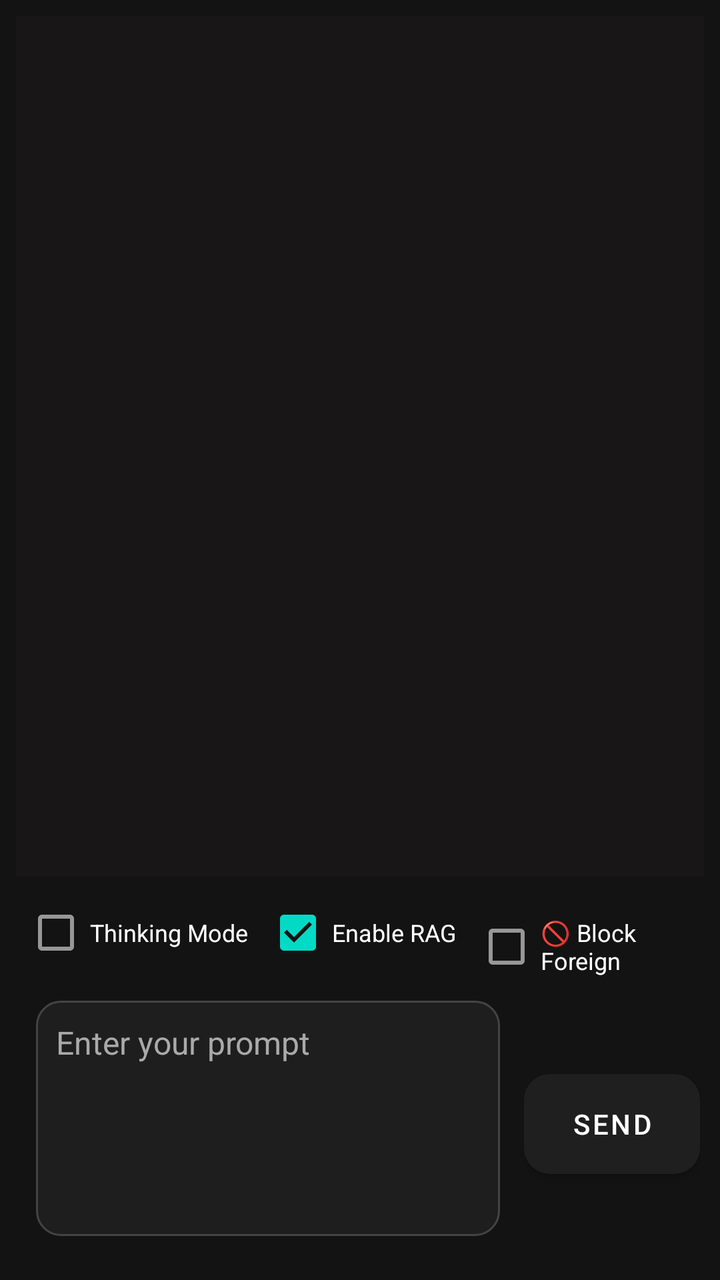
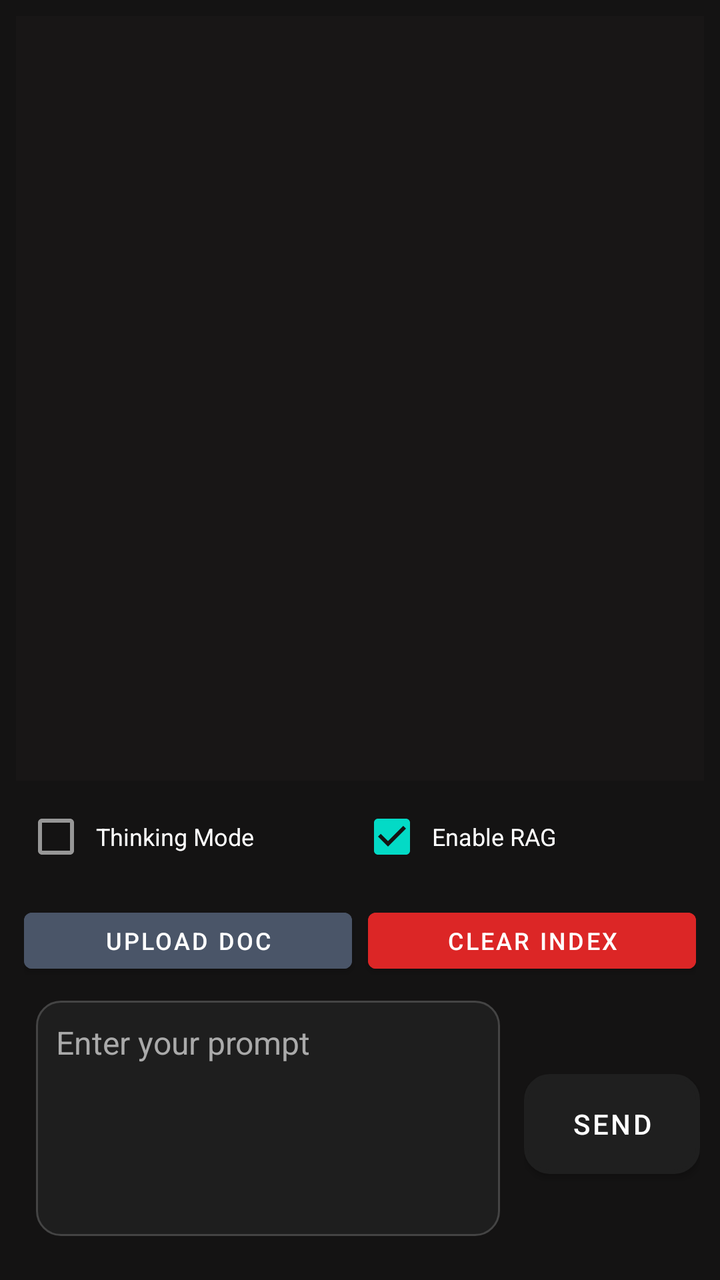

Two renders of the same Android screen: before a commit and after it. Below are the layout's source before the change and the commit's diff.
<!-- AndroidManifest.xml: activity theme Theme.local_llm -->
<!-- res/layout/activity_main.xml -->
<?xml version="1.0" encoding="utf-8"?>
<androidx.constraintlayout.widget.ConstraintLayout
    xmlns:android="http://schemas.android.com/apk/res/android"
    xmlns:app="http://schemas.android.com/apk/res-auto"
    xmlns:tools="http://schemas.android.com/tools"
    android:layout_width="match_parent"
    android:layout_height="match_parent"
    android:background="@color/app_background"
    android:fitsSystemWindows="true"
    android:padding="8dp"
    tools:context=".MainActivity">

    
    <FrameLayout
        android:id="@+id/chatFrame"
        android:layout_width="0dp"
        android:layout_height="0dp"
        app:layout_constraintTop_toTopOf="parent"
        app:layout_constraintBottom_toTopOf="@id/ragControlsRow"
        android:background="@color/frame_layout_background"
        app:layout_constraintStart_toStartOf="parent"
        app:layout_constraintEnd_toEndOf="parent">

        <androidx.recyclerview.widget.RecyclerView
            android:id="@+id/chatRecyclerView"
            android:layout_width="match_parent"
            android:layout_height="match_parent"
            android:clipToPadding="false"
            android:layout_marginStart="10dp"
            android:padding="8dp" />


    </FrameLayout>

    
    <LinearLayout
        android:id="@+id/ragControlsRow"
        android:layout_width="0dp"
        android:layout_height="wrap_content"
        android:orientation="horizontal"
        android:padding="4dp"
        app:layout_constraintTop_toBottomOf="@id/chatFrame"
        app:layout_constraintStart_toStartOf="parent"
        app:layout_constraintEnd_toEndOf="parent">

        
        <CheckBox
            android:id="@+id/thinkingToggle"
            android:layout_width="wrap_content"
            android:layout_height="wrap_content"
            android:text="Thinking Mode"
            android:textSize="12sp"
            android:padding="1dp"
            android:textColor="#FFFFFF"
            android:visibility="visible"
            android:checked="false"
            android:layout_marginEnd="8dp" />

        
        <CheckBox
            android:id="@+id/ragToggle"
            android:layout_width="wrap_content"
            android:layout_height="wrap_content"
            android:text="Enable RAG"
            android:textSize="12sp"
            android:padding="1dp"
            android:textColor="#FFFFFF"
            android:checked="true"
            android:layout_marginEnd="8dp" />

        
        <CheckBox
            android:id="@+id/languageBlockToggle"
            android:layout_width="wrap_content"
            android:layout_height="wrap_content"
            android:text="🚫 Block Foreign"
            android:textSize="12sp"
            android:padding="1dp"
            android:textColor="#FFFFFF"
            android:checked="false"
            android:layout_marginEnd="8dp" />

        
        <Button
            android:id="@+id/uploadButton"
            android:layout_width="wrap_content"
            android:layout_height="36dp"
            android:text="Upload Doc"
            android:textSize="11sp"
            android:minWidth="80dp"
            android:paddingHorizontal="8dp"
            android:backgroundTint="#4A5568"
            android:textColor="#FFFFFF"
            android:layout_marginEnd="8dp" />

        
        <Button
            android:id="@+id/clearIndexButton"
            android:layout_width="wrap_content"
            android:layout_height="36dp"
            android:text="Clear Index"
            android:textSize="11sp"
            android:minWidth="80dp"
            android:paddingHorizontal="8dp"
            android:backgroundTint="#DC2626"
            android:textColor="#FFFFFF" />

    </LinearLayout>

    
    <LinearLayout
        android:id="@+id/inputRow"
        android:layout_width="0dp"
        android:layout_height="wrap_content"
        android:orientation="horizontal"
        android:layout_marginTop="2dp"
        android:layout_marginBottom="4dp"
        app:layout_constraintTop_toBottomOf="@id/ragControlsRow"
        app:layout_constraintStart_toStartOf="parent"
        app:layout_constraintEnd_toEndOf="parent"
        app:layout_constraintBottom_toBottomOf="parent">

        <EditText
            android:id="@+id/userInput"
            android:layout_width="0dp"
            android:layout_height="wrap_content"
            android:layout_weight="1"
            android:background="@drawable/rounded_edittext"
            android:gravity="top|start"

            android:hint="Enter your prompt"
            android:textColorHint="#AAAAAA"
            android:imeOptions="actionSend"
            android:inputType="textMultiLine"
            android:maxLines="10"
            android:minLines="5"
            android:padding="10dp"
            android:layout_marginTop="4dp"
            android:layout_marginBottom="10dp"
            android:textColor="#FFFFFF"
            android:layout_marginStart="10dp"
            android:textSize="16sp" />



        <FrameLayout
            android:id="@+id/sendStopSwitcher"
            android:layout_width="wrap_content"
            android:layout_height="match_parent"
            android:layout_marginStart="10dp"
            android:padding="2dp">

            <Button
                android:id="@+id/sendButton"
                style="@style/SendButton"
                android:layout_width="wrap_content"
                android:layout_gravity="center_vertical"
                android:layout_height="50dp"
                android:text="Send" />

            <Button
                android:id="@+id/stopButton"
                style="@style/StopButton"
                android:layout_width="wrap_content"
                android:layout_gravity="center_vertical"
                android:layout_height="50dp"
                android:text="Stop"
                android:visibility="gone" />
        </FrameLayout>
    </LinearLayout>
</androidx.constraintlayout.widget.ConstraintLayout>
<!-- resources referenced by this layout -->
<resources>
  <color name="app_background">#141313</color>
  <color name="frame_layout_background">#181616</color>"
  <!-- drawable rounded_edittext (drawable) -->
  <?xml version="1.0" encoding="utf-8"?>
  <shape xmlns:android="http://schemas.android.com/apk/res/android"
      android:shape="rectangle">
      <solid android:color="#1E1E1E" />
      <stroke android:width="1dp" android:color="#444444" />
      <corners android:radius="12dp" />
  </shape>
  <style name="SendButton">
          <item name="android:background">@drawable/btn_send</item>
          <item name="android:backgroundTint">@null</item> 
          <item name="android:textColor">#FFFFFF</item>
          <item name="android:padding">8dp</item>
      </style>
  <style name="StopButton">
          <item name="android:background">@drawable/btn_stop</item>
          <item name="android:backgroundTint">@null</item> 
          <item name="android:textColor">#FFFFFF</item>
          <item name="android:padding">8dp</item>
      </style>
  <style name="Theme.local_llm" parent="Theme.MaterialComponents.DayNight.DarkActionBar">
          <item name="colorPrimary">#1F1F1F</item>
          <item name="colorPrimaryVariant">#2C2C2C</item>
          <item name="colorOnPrimary">#FFFFFF</item>
          <item name="colorOnBackground">#FFFFFF</item>
          <item name="colorSurface">#1E1E1E</item>
          <item name="colorOnSurface">#FFFFFF</item>
          <item name="android:windowBackground">#121212</item>
      </style>
  <!-- drawable btn_send (drawable) -->
  <?xml version="1.0" encoding="utf-8"?>
  <shape xmlns:android="http://schemas.android.com/apk/res/android"
      android:shape="rectangle">
      <solid android:color="#333333" />
      <stroke android:width="2dp" android:color="#24A0B3" />
      <corners android:radius="12dp" />
  </shape>
  <!-- drawable btn_stop (drawable) -->
  <?xml version="1.0" encoding="utf-8"?>
  <shape xmlns:android="http://schemas.android.com/apk/res/android"
      android:shape="rectangle">
      <solid android:color="#333333" />
      <stroke android:width="2dp" android:color="#FF0026" />
      <corners android:radius="12dp" />
  </shape>
</resources>

<!-- the commit's change to res/layout/activity_main.xml (unified diff, before → after) -->
@@ -16,7 +16,7 @@
         android:layout_width="0dp"
         android:layout_height="0dp"
         app:layout_constraintTop_toTopOf="parent"
-        app:layout_constraintBottom_toTopOf="@id/ragControlsRow"
+        app:layout_constraintBottom_toTopOf="@id/ragControlsRow1"
         android:background="@color/frame_layout_background"
         app:layout_constraintStart_toStartOf="parent"
         app:layout_constraintEnd_toEndOf="parent">
@@ -34,7 +34,7 @@
 
     
     <LinearLayout
-        android:id="@+id/ragControlsRow"
+        android:id="@+id/ragControlsRow1"
         android:layout_width="0dp"
         android:layout_height="wrap_content"
         android:orientation="horizontal"
@@ -46,64 +46,68 @@
         
         <CheckBox
             android:id="@+id/thinkingToggle"
-            android:layout_width="wrap_content"
+            android:layout_width="0dp"
             android:layout_height="wrap_content"
+            android:layout_weight="1"
             android:text="Thinking Mode"
             android:textSize="12sp"
-            android:padding="1dp"
+            android:padding="4dp"
             android:textColor="#FFFFFF"
             android:visibility="visible"
             android:checked="false"
-            android:layout_marginEnd="8dp" />
+            android:gravity="center_vertical" />
 
         
         <CheckBox
             android:id="@+id/ragToggle"
-            android:layout_width="wrap_content"
+            android:layout_width="0dp"
             android:layout_height="wrap_content"
+            android:layout_weight="1"
             android:text="Enable RAG"
             android:textSize="12sp"
-            android:padding="1dp"
+            android:padding="4dp"
             android:textColor="#FFFFFF"
             android:checked="true"
-            android:layout_marginEnd="8dp" />
+            android:gravity="center_vertical" />
 
-        
-        <CheckBox
-            android:id="@+id/languageBlockToggle"
-            android:layout_width="wrap_content"
-            android:layout_height="wrap_content"
-            android:text="🚫 Block Foreign"
-            android:textSize="12sp"
-            android:padding="1dp"
-            android:textColor="#FFFFFF"
-            android:checked="false"
-            android:layout_marginEnd="8dp" />
+    </LinearLayout>
+
+    
+    <LinearLayout
+        android:id="@+id/ragControlsRow2"
+        android:layout_width="0dp"
+        android:layout_height="wrap_content"
+        android:orientation="horizontal"
+        android:padding="4dp"
+        app:layout_constraintTop_toBottomOf="@id/ragControlsRow1"
+        app:layout_constraintStart_toStartOf="parent"
+        app:layout_constraintEnd_toEndOf="parent">
 
         
         <Button
             android:id="@+id/uploadButton"
-            android:layout_width="wrap_content"
-            android:layout_height="36dp"
+            android:layout_width="0dp"
+            android:layout_height="40dp"
+            android:layout_weight="1"
             android:text="Upload Doc"
-            android:textSize="11sp"
-            android:minWidth="80dp"
+            android:textSize="12sp"
             android:paddingHorizontal="8dp"
             android:backgroundTint="#4A5568"
             android:textColor="#FFFFFF"
-            android:layout_marginEnd="8dp" />
+            android:layout_marginEnd="4dp" />
 
         
         <Button
             android:id="@+id/clearIndexButton"
-            android:layout_width="wrap_content"
-            android:layout_height="36dp"
+            android:layout_width="0dp"
+            android:layout_height="40dp"
+            android:layout_weight="1"
             android:text="Clear Index"
-            android:textSize="11sp"
-            android:minWidth="80dp"
+            android:textSize="12sp"
             android:paddingHorizontal="8dp"
             android:backgroundTint="#DC2626"
-            android:textColor="#FFFFFF" />
+            android:textColor="#FFFFFF"
+            android:layout_marginStart="4dp" />
 
     </LinearLayout>
 
@@ -115,7 +119,7 @@
         android:orientation="horizontal"
         android:layout_marginTop="2dp"
         android:layout_marginBottom="4dp"
-        app:layout_constraintTop_toBottomOf="@id/ragControlsRow"
+        app:layout_constraintTop_toBottomOf="@id/ragControlsRow2"
         app:layout_constraintStart_toStartOf="parent"
         app:layout_constraintEnd_toEndOf="parent"
         app:layout_constraintBottom_toBottomOf="parent">
